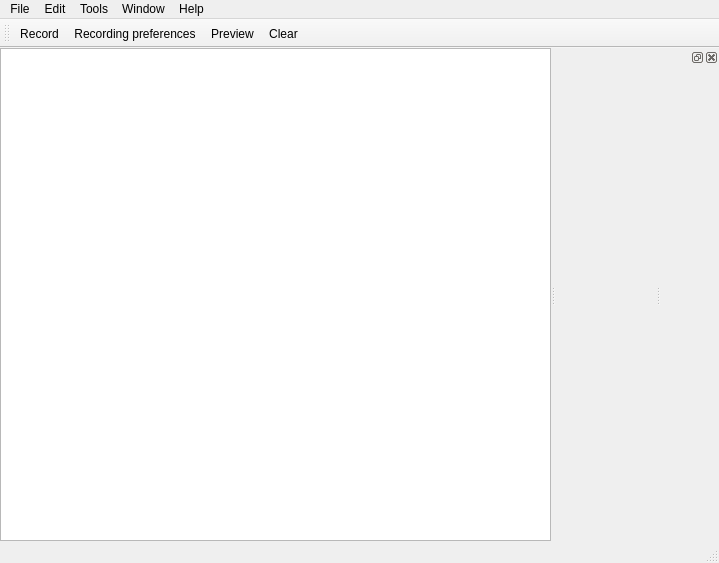
This is mainwindow.ui in domoritz/drummy as Qt 5 draws it before an edit. The edited form follows.
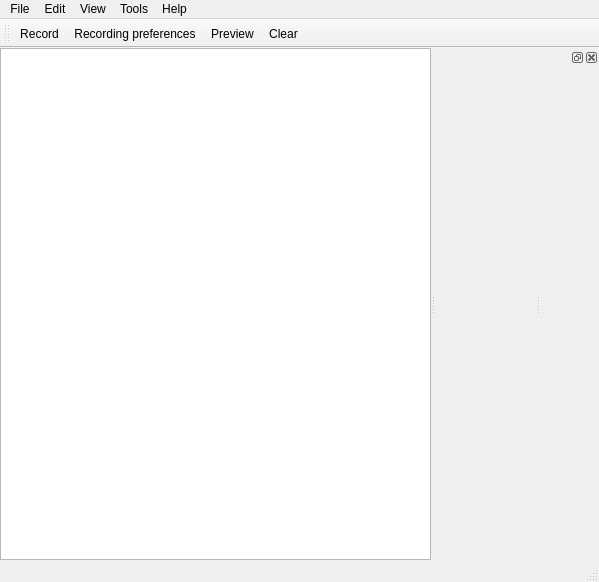
This is the edited form. Icons and pictures are not drawn. Custom widgets are drawn as their Qt base class.

```diff
--- a/mainwindow.ui
+++ b/mainwindow.ui
@@ -6,8 +6,8 @@
    <rect>
     <x>0</x>
     <y>0</y>
-    <width>719</width>
-    <height>563</height>
+    <width>599</width>
+    <height>582</height>
    </rect>
   </property>
   <property name="windowTitle">
@@ -96,7 +96,7 @@
     <rect>
      <x>0</x>
      <y>0</y>
-     <width>719</width>
+     <width>599</width>
      <height>22</height>
     </rect>
    </property>
@@ -146,7 +146,7 @@
    </widget>
    <widget class="QMenu" name="menuWindow">
     <property name="title">
-     <string>Window</string>
+     <string>View</string>
     </property>
     <addaction name="actionRecordingPreferences"/>
     <addaction name="separator"/>
@@ -154,8 +154,8 @@
    </widget>
    <addaction name="menuFile"/>
    <addaction name="menuEdit"/>
-   <addaction name="menuTools"/>
    <addaction name="menuWindow"/>
+   <addaction name="menuTools"/>
    <addaction name="menuHelp"/>
   </widget>
   <widget class="QToolBar" name="toolBar">
```
Left out of the diff: 21 changed lines with no effect on the pictures.
